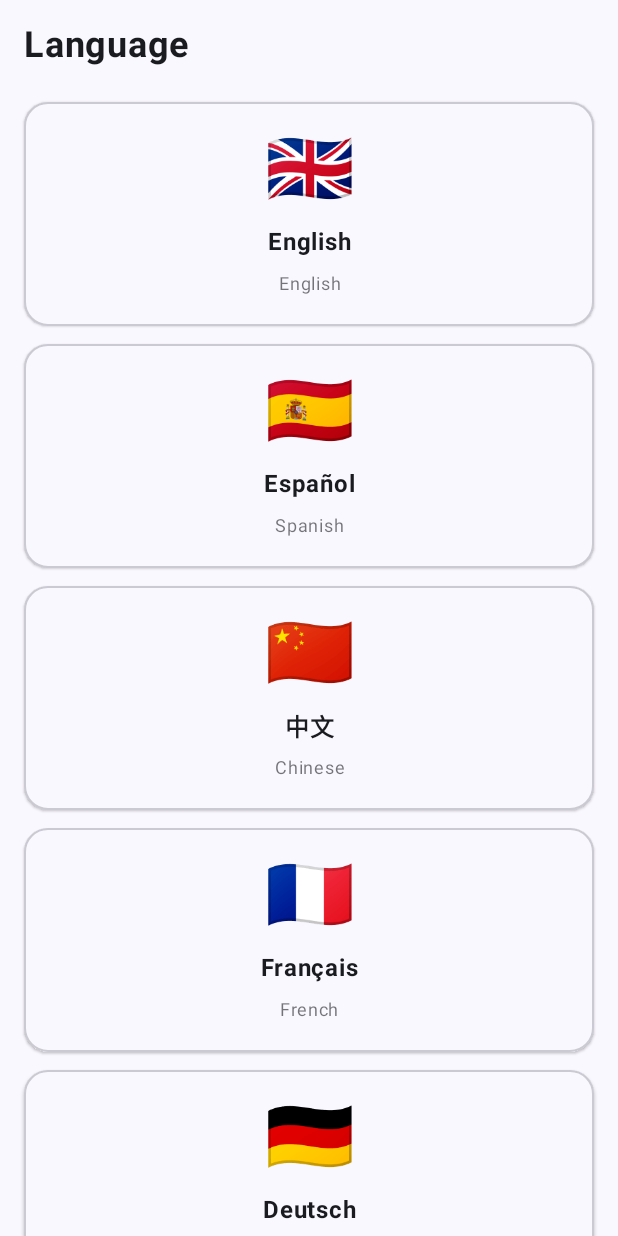
After one commit to TruongAnim/admob_template, an Android app built with Jetpack Compose: the LanguageActivity screen opened directly, with no data from a screen before it, on a phone screen of 412 x 824 dp. The commit adds this screen. Run offline under Robolectric (Android 15) with nearby library versions, the phone set to English and light mode, and no system bars.

Commit message:
add language screen

```diff
--- /dev/null
+++ b/app/src/main/java/com/truonganim/admob/data/Language.kt
@@ -0,0 +1,85 @@
+package com.truonganim.admob.data
+
+/**
+ * Language data class
+ * Represents a supported language in the app
+ */
+data class Language(
+    val code: String,
+    val name: String,
+    val nativeName: String,
+    val flag: String
+)
+
+/**
+ * Supported languages
+ * Ordered by popularity/usage
+ */
+object SupportedLanguages {
+    val languages = listOf(
+        Language(
+            code = "en",
+            name = "English",
+            nativeName = "English",
+            flag = "🇬🇧"
+        ),
+        Language(
+            code = "es",
+            name = "Spanish",
+            nativeName = "Español",
+            flag = "🇪🇸"
+        ),
+        Language(
+            code = "zh",
+            name = "Chinese",
+            nativeName = "中文",
+            flag = "🇨🇳"
+        ),
+        Language(
+            code = "fr",
+            name = "French",
+            nativeName = "Français",
+            flag = "🇫🇷"
+        ),
+        Language(
+            code = "de",
+            name = "German",
+            nativeName = "Deutsch",
+            flag = "🇩🇪"
+        ),
+        Language(
+            code = "ja",
+            name = "Japanese",
+            nativeName = "日本語",
+            flag = "🇯🇵"
+        ),
+        Language(
+            code = "pt",
+            name = "Portuguese",
+            nativeName = "Português",
+            flag = "🇵🇹"
+        ),
+        Language(
+            code = "ru",
+            name = "Russian",
+            nativeName = "Русский",
+            flag = "🇷🇺"
+        ),
+        Language(
+            code = "ko",
+            name = "Korean",
+            nativeName = "한국어",
+            flag = "🇰🇷"
+        ),
+        Language(
+            code = "vi",
+            name = "Vietnamese",
+            nativeName = "Tiếng Việt",
+            flag = "🇻🇳"
+        )
+    )
+
+    fun getLanguageByCode(code: String): Language? {
+        return languages.find { it.code == code }
+    }
+}
--- /dev/null
+++ b/app/src/main/java/com/truonganim/admob/ui/language/LanguageActivity.kt
@@ -0,0 +1,54 @@
+package com.truonganim.admob.ui.language
+
+import android.content.Intent
+import android.os.Bundle
+import androidx.activity.ComponentActivity
+import androidx.activity.compose.setContent
+import androidx.activity.enableEdgeToEdge
+import androidx.lifecycle.ViewModelProvider
+import com.truonganim.admob.MainActivity
+import com.truonganim.admob.ui.theme.AdMobBaseTheme
+
+/**
+ * Language Selection Activity
+ * Allows user to select their preferred language
+ */
+class LanguageActivity : ComponentActivity() {
+
+    private lateinit var viewModel: LanguageViewModel
+
+    override fun onCreate(savedInstanceState: Bundle?) {
+        super.onCreate(savedInstanceState)
+        enableEdgeToEdge()
+
+        viewModel = ViewModelProvider(this)[LanguageViewModel::class.java]
+
+        setContent {
+            AdMobBaseTheme {
+                LanguageScreen(
+                    viewModel = viewModel,
+                    onLanguageConfirmed = {
+                        navigateToMain()
+                    }
+                )
+            }
+        }
+    }
+
+    /**
+     * Navigate to MainActivity after language is confirmed
+     */
+    private fun navigateToMain() {
+        val intent = Intent(this, MainActivity::class.java)
+        startActivity(intent)
+        finish() // Close language activity
+    }
+
+    /**
+     * Disable back button during language selection
+     */
+    @Deprecated("Deprecated in Java")
+    override fun onBackPressed() {
+        // Do nothing - prevent user from going back
+    }
+}
--- /dev/null
+++ b/app/src/main/java/com/truonganim/admob/ui/language/LanguageItem.kt
@@ -0,0 +1,123 @@
+package com.truonganim.admob.ui.language
+
+import androidx.compose.foundation.BorderStroke
+import androidx.compose.foundation.clickable
+import androidx.compose.foundation.layout.Arrangement
+import androidx.compose.foundation.layout.Column
+import androidx.compose.foundation.layout.Spacer
+import androidx.compose.foundation.layout.fillMaxWidth
+import androidx.compose.foundation.layout.height
+import androidx.compose.foundation.layout.padding
+import androidx.compose.foundation.shape.RoundedCornerShape
+import androidx.compose.material3.Card
+import androidx.compose.material3.CardDefaults
+import androidx.compose.material3.MaterialTheme
+import androidx.compose.material3.Text
+import androidx.compose.runtime.Composable
+import androidx.compose.ui.Alignment
+import androidx.compose.ui.Modifier
+import androidx.compose.ui.text.font.FontWeight
+import androidx.compose.ui.text.style.TextAlign
+import androidx.compose.ui.tooling.preview.Preview
+import androidx.compose.ui.unit.dp
+import androidx.compose.ui.unit.sp
+import com.truonganim.admob.data.Language
+import com.truonganim.admob.ui.theme.AdMobBaseTheme
+
+/**
+ * Language Item Composable
+ * Displays a single language option with flag and name
+ */
+@Composable
+fun LanguageItem(
+    language: Language,
+    isSelected: Boolean,
+    onClick: () -> Unit,
+    modifier: Modifier = Modifier
+) {
+    Card(
+        modifier = modifier
+            .fillMaxWidth()
+            .clickable { onClick() },
+        shape = RoundedCornerShape(16.dp),
+        colors = CardDefaults.cardColors(
+            containerColor = if (isSelected) {
+                MaterialTheme.colorScheme.primaryContainer
+            } else {
+                MaterialTheme.colorScheme.surface
+            }
+        ),
+        border = if (isSelected) {
+            BorderStroke(2.dp, MaterialTheme.colorScheme.primary)
+        } else {
+            BorderStroke(1.dp, MaterialTheme.colorScheme.outline.copy(alpha = 0.3f))
+        },
+        elevation = CardDefaults.cardElevation(
+            defaultElevation = if (isSelected) 4.dp else 1.dp
+        )
+    ) {
+        Column(
+            modifier = Modifier
+                .fillMaxWidth()
+                .padding(16.dp),
+            horizontalAlignment = Alignment.CenterHorizontally,
+            verticalArrangement = Arrangement.Center
+        ) {
+            // Flag emoji
+            Text(
+                text = language.flag,
+                fontSize = 48.sp,
+                textAlign = TextAlign.Center
+            )
+
+            Spacer(modifier = Modifier.height(8.dp))
+
+            // Native name
+            Text(
+                text = language.nativeName,
+                fontSize = 16.sp,
+                fontWeight = FontWeight.Bold,
+                color = if (isSelected) {
+                    MaterialTheme.colorScheme.onPrimaryContainer
+                } else {
+                    MaterialTheme.colorScheme.onSurface
+                },
+                textAlign = TextAlign.Center
+            )
+
+            Spacer(modifier = Modifier.height(4.dp))
+
+            // English name
+            Text(
+                text = language.name,
+                fontSize = 12.sp,
+                color = if (isSelected) {
+                    MaterialTheme.colorScheme.onPrimaryContainer.copy(alpha = 0.7f)
+                } else {
+                    MaterialTheme.colorScheme.onSurface.copy(alpha = 0.6f)
+                },
+                textAlign = TextAlign.Center
+            )
+        }
+    }
+}
+
+@Preview(showBackground = true)
+@Composable
+fun LanguageItemPreview() {
+    AdMobBaseTheme {
+        Column(modifier = Modifier.padding(16.dp)) {
+            LanguageItem(
+                language = Language("en", "English", "English", "🇬🇧"),
+                isSelected = false,
+                onClick = {}
+            )
+            Spacer(modifier = Modifier.height(8.dp))
+            LanguageItem(
+                language = Language("vi", "Vietnamese", "Tiếng Việt", "🇻🇳"),
+                isSelected = true,
+                onClick = {}
+            )
+        }
+    }
+}
--- /dev/null
+++ b/app/src/main/java/com/truonganim/admob/ui/language/LanguageScreen.kt
@@ -0,0 +1,127 @@
+package com.truonganim.admob.ui.language
+
+import androidx.compose.animation.AnimatedVisibility
+import androidx.compose.animation.fadeIn
+import androidx.compose.animation.fadeOut
+import androidx.compose.animation.slideInVertically
+import androidx.compose.animation.slideOutVertically
+import androidx.compose.foundation.background
+import androidx.compose.foundation.layout.Box
+import androidx.compose.foundation.layout.Column
+import androidx.compose.foundation.layout.PaddingValues
+import androidx.compose.foundation.layout.Row
+import androidx.compose.foundation.layout.Spacer
+import androidx.compose.foundation.layout.fillMaxSize
+import androidx.compose.foundation.layout.fillMaxWidth
+import androidx.compose.foundation.layout.height
+import androidx.compose.foundation.layout.padding
+import androidx.compose.foundation.lazy.LazyColumn
+import androidx.compose.foundation.lazy.items
+import androidx.compose.material3.Button
+import androidx.compose.material3.ButtonDefaults
+import androidx.compose.material3.MaterialTheme
+import androidx.compose.material3.Text
+import androidx.compose.runtime.Composable
+import androidx.compose.runtime.collectAsState
+import androidx.compose.runtime.getValue
+import androidx.compose.ui.Alignment
+import androidx.compose.ui.Modifier
+import androidx.compose.ui.text.font.FontWeight
+import androidx.compose.ui.text.style.TextAlign
+import androidx.compose.ui.tooling.preview.Preview
+import androidx.compose.ui.unit.dp
+import androidx.compose.ui.unit.sp
+import androidx.lifecycle.viewmodel.compose.viewModel
+import com.truonganim.admob.ui.theme.AdMobBaseTheme
+
+/**
+ * Language Selection Screen
+ * Displays a grid of supported languages for user to select
+ */
+@Composable
+fun LanguageScreen(
+    viewModel: LanguageViewModel = viewModel(),
+    onLanguageConfirmed: () -> Unit = {}
+) {
+    val languages by viewModel.languages.collectAsState()
+    val selectedLanguage by viewModel.selectedLanguage.collectAsState()
+
+    Column(
+        modifier = Modifier
+            .fillMaxSize()
+            .background(MaterialTheme.colorScheme.background)
+    ) {
+        // Top Bar with Title and Apply Button
+        Row(
+            modifier = Modifier
+                .fillMaxWidth()
+                .padding(16.dp),
+            verticalAlignment = Alignment.CenterVertically
+        ) {
+            // Title
+            Text(
+                text = "Language",
+                fontSize = 24.sp,
+                fontWeight = FontWeight.Bold,
+                color = MaterialTheme.colorScheme.onBackground,
+                modifier = Modifier.weight(1f)
+            )
+
+            // Apply Button (only visible when language is selected)
+            AnimatedVisibility(
+                visible = selectedLanguage != null,
+                enter = fadeIn() + slideInVertically(initialOffsetY = { -it }),
+                exit = fadeOut() + slideOutVertically(targetOffsetY = { -it })
+            ) {
+                Button(
+                    onClick = {
+                        viewModel.confirmLanguage()
+                        onLanguageConfirmed()
+                    },
+                    colors = ButtonDefaults.buttonColors(
+                        containerColor = MaterialTheme.colorScheme.primary
+                    )
+                ) {
+                    Text(
+                        text = "Apply",
+                        fontSize = 16.sp,
+                        fontWeight = FontWeight.Bold
+                    )
+                }
+            }
+        }
+
+        // Language List
+        LazyColumn(
+            contentPadding = PaddingValues(horizontal = 16.dp, vertical = 8.dp),
+            verticalArrangement = androidx.compose.foundation.layout.Arrangement.spacedBy(12.dp),
+            modifier = Modifier.fillMaxSize()
+        ) {
+            items(languages) { language ->
+                LanguageItem(
+                    language = language,
+                    isSelected = selectedLanguage?.code == language.code,
+                    onClick = {
+                        viewModel.selectLanguage(language)
+                    }
+                )
+            }
+        }
+    }
+}
+
+@Preview(showBackground = true)
+@Composable
+fun LanguageScreenPreview() {
+    AdMobBaseTheme {
+        LanguageScreen()
+    }
+}
+
+@Preview(showBackground = true, uiMode = android.content.res.Configuration.UI_MODE_NIGHT_YES)
+@Composable
+fun LanguageScreenDarkPreview() {
+    AdMobBaseTheme {
+        LanguageScreen()
+    }
+}
--- /dev/null
+++ b/app/src/main/java/com/truonganim/admob/ui/language/LanguageViewModel.kt
@@ -0,0 +1,47 @@
+package com.truonganim.admob.ui.language
+
+import androidx.lifecycle.ViewModel
+import com.truonganim.admob.data.Language
+import com.truonganim.admob.data.SupportedLanguages
+import kotlinx.coroutines.flow.MutableStateFlow
+import kotlinx.coroutines.flow.StateFlow
+import kotlinx.coroutines.flow.asStateFlow
+
+/**
+ * ViewModel for Language Selection Screen
+ * Manages selected language state
+ */
+class LanguageViewModel : ViewModel() {
+
+    private val _selectedLanguage = MutableStateFlow<Language?>(null)
+    val selectedLanguage: StateFlow<Language?> = _selectedLanguage.asStateFlow()
+
+    private val _languages = MutableStateFlow(SupportedLanguages.languages)
+    val languages: StateFlow<List<Language>> = _languages.asStateFlow()
+
+    /**
+     * Select a language
+     */
+    fun selectLanguage(language: Language) {
+        _selectedLanguage.value = language
+        println("🌍 Language selected: ${language.name} (${language.code})")
+    }
+
+    /**
+     * Confirm language selection
+     */
+    fun confirmLanguage(): Language? {
+        val selected = _selectedLanguage.value
+        if (selected != null) {
+            println("✅ Language confirmed: ${selected.name} (${selected.code})")
+        }
+        return selected
+    }
+
+    /**
+     * Check if a language is selected
+     */
+    fun isLanguageSelected(language: Language): Boolean {
+        return _selectedLanguage.value?.code == language.code
+    }
+}
--- a/app/src/main/java/com/truonganim/admob/ui/splash/SplashActivity.kt
+++ b/app/src/main/java/com/truonganim/admob/ui/splash/SplashActivity.kt
@@ -6,7 +6,7 @@ import androidx.activity.ComponentActivity
 import androidx.activity.compose.setContent
 import androidx.activity.enableEdgeToEdge
 import androidx.lifecycle.ViewModelProvider
-import com.truonganim.admob.MainActivity
+import com.truonganim.admob.ui.language.LanguageActivity
 import com.truonganim.admob.ui.theme.AdMobBaseTheme
 
 /**
@@ -50,10 +50,10 @@ class SplashActivity : ComponentActivity() {
     }
 
     /**
-     * Navigate to MainActivity
+     * Navigate to Language Selection Activity
      */
     private fun navigateToMain() {
-        val intent = Intent(this, MainActivity::class.java)
+        val intent = Intent(this, LanguageActivity::class.java)
         startActivity(intent)
         finish() // Close splash activity
     }
```
Also changed, not shown: app/src/main/AndroidManifest.xml (+8 -0 lines).
